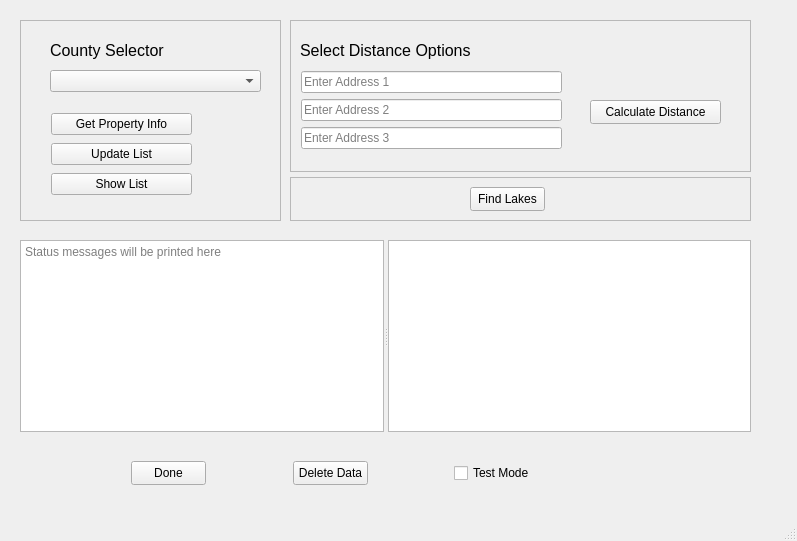
This is qt_ui.ui in Ericdroush/Tax_Sale as Qt 5 draws it before an edit. The edited form follows.
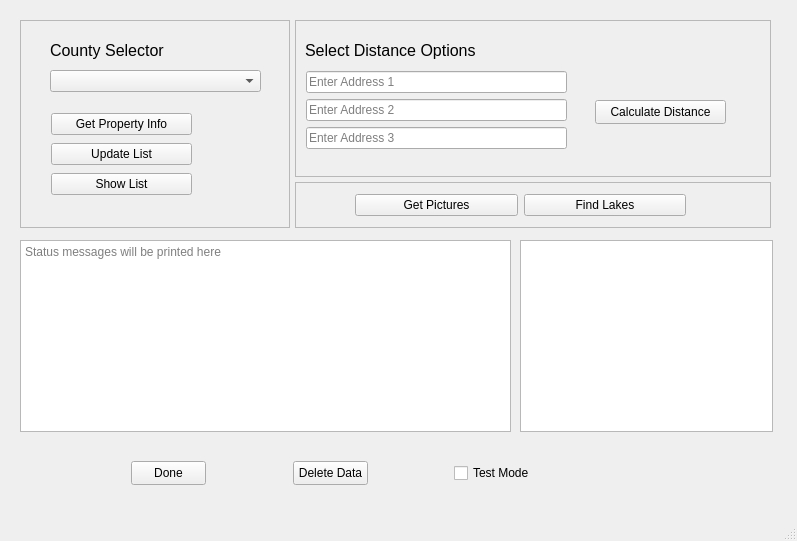
This is the edited form.

```diff
--- a/qt_ui.ui
+++ b/qt_ui.ui
@@ -19,8 +19,8 @@
      <rect>
       <x>20</x>
       <y>20</y>
-      <width>261</width>
-      <height>201</height>
+      <width>270</width>
+      <height>208</height>
      </rect>
     </property>
     <property name="frameShape">
@@ -72,7 +72,7 @@
       <enum>Qt::PlainText</enum>
      </property>
     </widget>
-    <widget class="QWidget" name="">
+    <widget class="QWidget" name="layoutWidget">
      <property name="geometry">
       <rect>
        <x>31</x>
@@ -112,10 +112,10 @@
    <widget class="QFrame" name="frame_distance">
     <property name="geometry">
      <rect>
-      <x>290</x>
+      <x>295</x>
       <y>20</y>
-      <width>461</width>
-      <height>152</height>
+      <width>476</width>
+      <height>157</height>
      </rect>
     </property>
     <property name="frameShape">
@@ -161,7 +161,7 @@
       <string>Calculate Distance</string>
      </property>
     </widget>
-    <widget class="QWidget" name="">
+    <widget class="QWidget" name="layoutWidget">
      <property name="geometry">
       <rect>
        <x>11</x>
@@ -207,10 +207,10 @@
    <widget class="QFrame" name="frame_lakes">
     <property name="geometry">
      <rect>
-      <x>290</x>
-      <y>177</y>
-      <width>461</width>
-      <height>44</height>
+      <x>295</x>
+      <y>182</y>
+      <width>476</width>
+      <height>46</height>
      </rect>
     </property>
     <property name="frameShape">
@@ -219,18 +219,31 @@
     <property name="frameShadow">
      <enum>QFrame::Raised</enum>
     </property>
-    <widget class="QPushButton" name="pushButton_lakes">
+    <widget class="QWidget" name="">
      <property name="geometry">
       <rect>
-       <x>180</x>
+       <x>60</x>
        <y>10</y>
-       <width>75</width>
-       <height>24</height>
+       <width>331</width>
+       <height>26</height>
       </rect>
      </property>
-     <property name="text">
-      <string>Find Lakes</string>
-     </property>
+     <layout class="QHBoxLayout" name="horizontalLayout">
+      <item>
+       <widget class="QPushButton" name="pushButton_pictures">
+        <property name="text">
+         <string>Get Pictures</string>
+        </property>
+       </widget>
+      </item>
+      <item>
+       <widget class="QPushButton" name="pushButton_lakes">
+        <property name="text">
+         <string>Find Lakes</string>
+        </property>
+       </widget>
+      </item>
+     </layout>
     </widget>
    </widget>
    <widget class="QPushButton" name="pushButton_done">
@@ -272,24 +285,28 @@
      <string>Test Mode</string>
     </property>
    </widget>
-   <widget class="QSplitter" name="splitter">
+   <widget class="QTextBrowser" name="textBrowser_print">
     <property name="geometry">
      <rect>
       <x>20</x>
       <y>240</y>
-      <width>731</width>
+      <width>491</width>
       <height>192</height>
      </rect>
     </property>
-    <property name="orientation">
-     <enum>Qt::Horizontal</enum>
+    <property name="placeholderText">
+     <string>Status messages will be printed here</string>
     </property>
-    <widget class="QTextBrowser" name="textBrowser_print">
-     <property name="placeholderText">
-      <string>Status messages will be printed here</string>
-     </property>
-    </widget>
-    <widget class="QTextBrowser" name="textBrowser_status"/>
+   </widget>
+   <widget class="QTextBrowser" name="textBrowser_status">
+    <property name="geometry">
+     <rect>
+      <x>520</x>
+      <y>240</y>
+      <width>253</width>
+      <height>192</height>
+     </rect>
+    </property>
    </widget>
   </widget>
   <widget class="QMenuBar" name="menubar">
```
